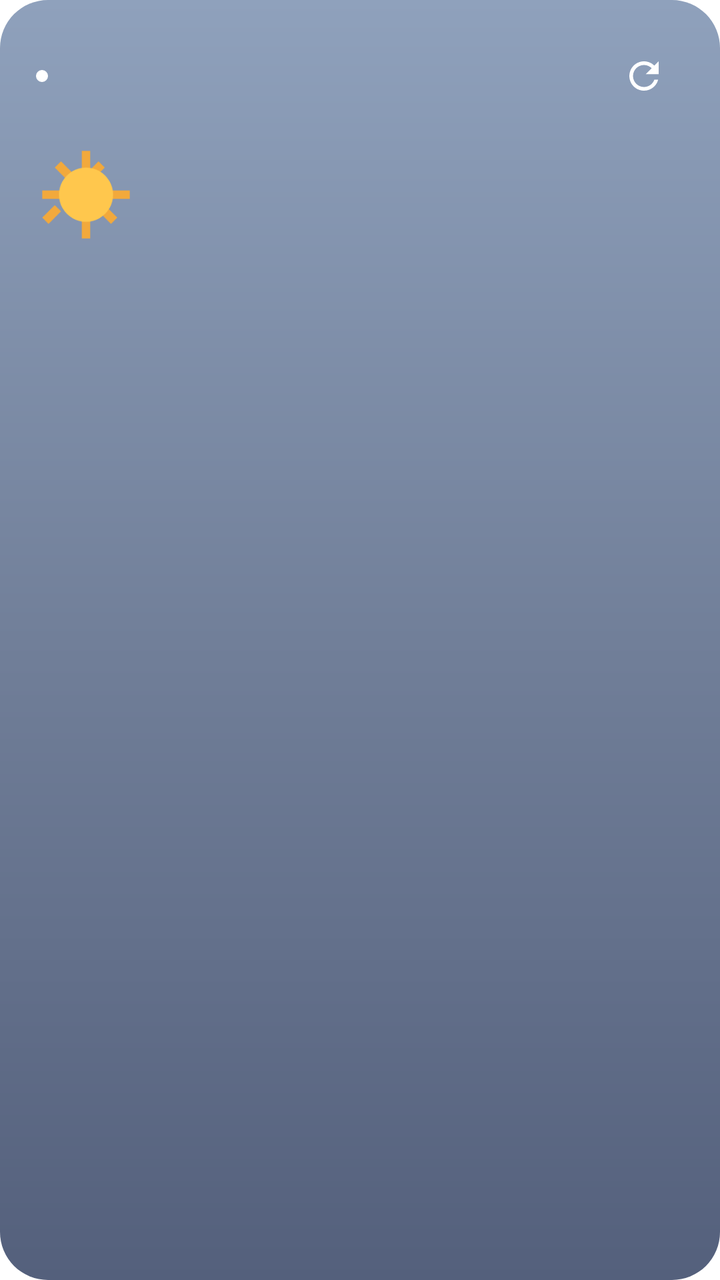
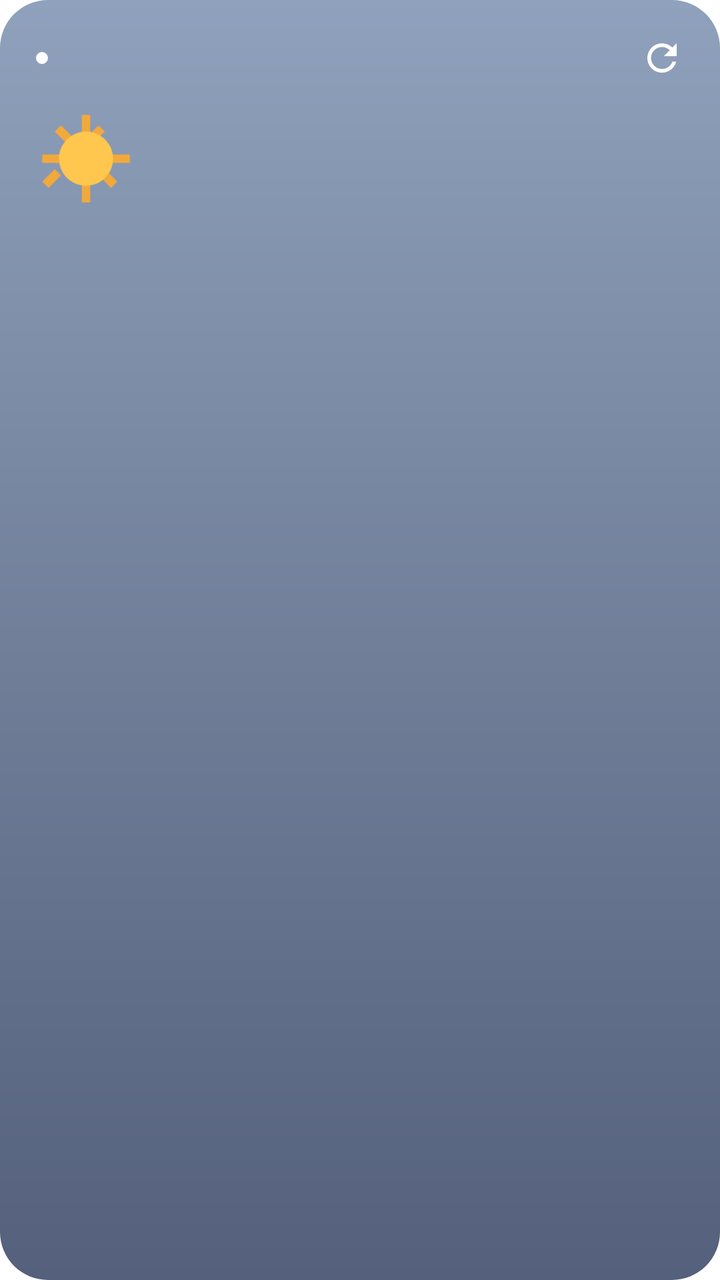

An Android layout rendered at two revisions. The XML below is the earlier revision; the diff shows what the commit changed to produce the second picture.
<!-- AndroidManifest.xml: fallback theme Theme.MaterialComponents.DayNight.NoActionBar -->
<!-- res/layout/weather_widget.xml -->
<?xml version="1.0" encoding="utf-8"?>
<FrameLayout xmlns:android="http://schemas.android.com/apk/res/android"
    android:id="@+id/widget_root"
    android:layout_width="match_parent"
    android:layout_height="match_parent">

    
    <ImageView
        android:id="@+id/widget_bg"
        android:layout_width="match_parent"
        android:layout_height="match_parent"
        android:scaleType="fitXY"
        android:src="@drawable/widget_bg_medium"
        android:contentDescription="@null" />

    <LinearLayout
        android:layout_width="match_parent"
        android:layout_height="match_parent"
        android:orientation="vertical"
        android:padding="18dp">

        
        <LinearLayout
            android:layout_width="match_parent"
            android:layout_height="wrap_content"
            android:orientation="horizontal"
            android:gravity="center_vertical">

            <ImageView
                android:id="@+id/w_dot"
                android:layout_width="6dp"
                android:layout_height="6dp"
                android:layout_marginEnd="6dp"
                android:src="@drawable/widget_dot"
                android:contentDescription="@null" />

            <TextView
                android:id="@+id/w_region"
                android:layout_width="0dp"
                android:layout_height="wrap_content"
                android:layout_weight="1"
                android:textColor="#FFFFFF"
                android:textSize="15sp"
                android:textStyle="bold"
                android:text="" />

            <TextView
                android:id="@+id/w_updated"
                android:layout_width="wrap_content"
                android:layout_height="wrap_content"
                android:layout_marginEnd="8dp"
                android:textColor="#B3FFFFFF"
                android:textSize="11sp"
                android:text="" />

            
            <FrameLayout
                android:id="@+id/w_refresh_touch"
                android:layout_width="40dp"
                android:layout_height="40dp">

                <ImageView
                    android:id="@+id/w_refresh"
                    android:layout_width="22dp"
                    android:layout_height="22dp"
                    android:layout_gravity="center"
                    android:src="@drawable/ic_refresh"
                    android:contentDescription="새로고침" />

                <ProgressBar
                    android:id="@+id/w_progress"
                    style="?android:attr/progressBarStyleSmall"
                    android:layout_width="22dp"
                    android:layout_height="22dp"
                    android:layout_gravity="center"
                    android:indeterminateTint="#FFFFFF"
                    android:visibility="gone" />
            </FrameLayout>
        </LinearLayout>

        
        <LinearLayout
            android:id="@+id/widget_content"
            android:layout_width="match_parent"
            android:layout_height="wrap_content"
            android:orientation="vertical">

            <LinearLayout
                android:layout_width="match_parent"
                android:layout_height="wrap_content"
                android:orientation="horizontal"
                android:gravity="center_vertical"
                android:layout_marginTop="10dp">

                <ImageView
                    android:id="@+id/w_icon"
                    android:layout_width="50dp"
                    android:layout_height="50dp"
                    android:src="@drawable/ic_w_sun"
                    android:contentDescription="@null" />

                <TextView
                    android:id="@+id/w_temp"
                    android:layout_width="wrap_content"
                    android:layout_height="wrap_content"
                    android:layout_marginStart="10dp"
                    android:textColor="#FFFFFF"
                    android:textSize="44sp"
                    android:text="" />

                <LinearLayout
                    android:layout_width="0dp"
                    android:layout_height="wrap_content"
                    android:layout_weight="1"
                    android:orientation="vertical"
                    android:gravity="end">

                    <TextView
                        android:id="@+id/w_condition"
                        android:layout_width="wrap_content"
                        android:layout_height="wrap_content"
                        android:textColor="#FFFFFF"
                        android:textSize="14sp"
                        android:textStyle="bold"
                        android:text="" />

                    <TextView
                        android:id="@+id/w_minmax"
                        android:layout_width="wrap_content"
                        android:layout_height="wrap_content"
                        android:layout_marginTop="2dp"
                        android:textColor="#BFFFFFFF"
                        android:textSize="12sp"
                        android:text="" />

                    <TextView
                        android:id="@+id/w_pop"
                        android:layout_width="wrap_content"
                        android:layout_height="wrap_content"
                        android:layout_marginTop="2dp"
                        android:textColor="#FFFFFF"
                        android:textSize="12sp"
                        android:textStyle="bold"
                        android:text="" />
                </LinearLayout>
            </LinearLayout>

            <LinearLayout
                android:layout_width="match_parent"
                android:layout_height="wrap_content"
                android:orientation="horizontal"
                android:layout_marginTop="14dp"
                android:weightSum="5">

                <LinearLayout style="@style/WidgetHourSlot">
                    <TextView android:id="@+id/h0_label" style="@style/WidgetHourLabel" />
                    <ImageView android:id="@+id/h0_icon" style="@style/WidgetHourIcon" />
                    <TextView android:id="@+id/h0_temp" style="@style/WidgetHourTemp" />
                </LinearLayout>
                <LinearLayout style="@style/WidgetHourSlot">
                    <TextView android:id="@+id/h1_label" style="@style/WidgetHourLabel" />
                    <ImageView android:id="@+id/h1_icon" style="@style/WidgetHourIcon" />
                    <TextView android:id="@+id/h1_temp" style="@style/WidgetHourTemp" />
                </LinearLayout>
                <LinearLayout style="@style/WidgetHourSlot">
                    <TextView android:id="@+id/h2_label" style="@style/WidgetHourLabel" />
                    <ImageView android:id="@+id/h2_icon" style="@style/WidgetHourIcon" />
                    <TextView android:id="@+id/h2_temp" style="@style/WidgetHourTemp" />
                </LinearLayout>
                <LinearLayout style="@style/WidgetHourSlot">
                    <TextView android:id="@+id/h3_label" style="@style/WidgetHourLabel" />
                    <ImageView android:id="@+id/h3_icon" style="@style/WidgetHourIcon" />
                    <TextView android:id="@+id/h3_temp" style="@style/WidgetHourTemp" />
                </LinearLayout>
                <LinearLayout style="@style/WidgetHourSlot">
                    <TextView android:id="@+id/h4_label" style="@style/WidgetHourLabel" />
                    <ImageView android:id="@+id/h4_icon" style="@style/WidgetHourIcon" />
                    <TextView android:id="@+id/h4_temp" style="@style/WidgetHourTemp" />
                </LinearLayout>
            </LinearLayout>
        </LinearLayout>

        <TextView
            android:id="@+id/widget_message"
            android:layout_width="match_parent"
            android:layout_height="wrap_content"
            android:layout_marginTop="20dp"
            android:gravity="center"
            android:textColor="#FFFFFF"
            android:textSize="14sp"
            android:visibility="gone"
            android:text="" />
    </LinearLayout>
</FrameLayout>
<!-- resources referenced by this layout -->
<resources>
  <!-- drawable ic_refresh (drawable) -->
  <vector xmlns:android="http://schemas.android.com/apk/res/android"
      android:width="20dp" android:height="20dp"
      android:viewportWidth="24" android:viewportHeight="24"
      android:tint="#FFFFFF">
      <path android:fillColor="#FFFFFF"
          android:pathData="M17.65,6.35C16.2,4.9 14.21,4 12,4c-4.42,0 -7.99,3.58 -7.99,8s3.57,8 7.99,8c3.73,0 6.84,-2.55 7.73,-6h-2.08c-0.82,2.33 -3.04,4 -5.65,4 -3.31,0 -6,-2.69 -6,-6s2.69,-6 6,-6c1.66,0 3.14,0.69 4.22,1.78L13,11h7V4l-2.35,2.35z"/>
  </vector>
  <!-- drawable ic_w_sun (drawable) -->
  <vector xmlns:android="http://schemas.android.com/apk/res/android"
      android:width="48dp" android:height="48dp"
      android:viewportWidth="48" android:viewportHeight="48">
      <group android:name="rays">
          <path android:fillColor="#F2A93C" android:pathData="M22,3h4v9h-4z"/>
          <path android:fillColor="#F2A93C" android:pathData="M22,36h4v9h-4z"/>
          <path android:fillColor="#F2A93C" android:pathData="M3,22h9v4h-9z"/>
          <path android:fillColor="#F2A93C" android:pathData="M36,22h9v4h-9z"/>
          <path android:fillColor="#F2A93C" android:pathData="M9,11l3,-3l6,6l-3,3z"/>
          <path android:fillColor="#F2A93C" android:pathData="M30,32l3,-3l6,6l-3,3z"/>
          <path android:fillColor="#F2A93C" android:pathData="M33,11l-3,-3l-6,6l3,3z"/>
          <path android:fillColor="#F2A93C" android:pathData="M12,32l-3,-3l-6,6l3,3z"/>
      </group>
      <path android:fillColor="#FFC74D" android:pathData="M24,11a13,13 0 1,0 0.01,0z"/>
  </vector>
  <!-- drawable widget_bg_medium (drawable) -->
  <?xml version="1.0" encoding="utf-8"?>
  <shape xmlns:android="http://schemas.android.com/apk/res/android" android:shape="rectangle">
      <corners android:radius="24dp" />
      <gradient
          android:angle="290"
          android:startColor="#8FA1BC"
          android:centerColor="#717F99"
          android:endColor="#54607C"
          android:type="linear" />
  </shape>
  <!-- drawable widget_dot (drawable) -->
  <?xml version="1.0" encoding="utf-8"?>
  <shape xmlns:android="http://schemas.android.com/apk/res/android" android:shape="oval">
      <solid android:color="#FFFFFF" />
      <size android:width="6dp" android:height="6dp" />
  </shape>
  <style name="WidgetHourIcon">
          <item name="android:layout_width">22dp</item>
          <item name="android:layout_height">22dp</item>
          <item name="android:layout_marginTop">4dp</item>
          <item name="android:layout_marginBottom">4dp</item>
          <item name="android:contentDescription">@null</item>
      </style>
  <style name="WidgetHourLabel">
          <item name="android:layout_width">wrap_content</item>
          <item name="android:layout_height">wrap_content</item>
          <item name="android:textColor">#B3FFFFFF</item>
          <item name="android:textSize">11sp</item>
      </style>
  <style name="WidgetHourSlot">
          <item name="android:layout_width">0dp</item>
          <item name="android:layout_height">wrap_content</item>
          <item name="android:layout_weight">1</item>
          <item name="android:orientation">vertical</item>
          <item name="android:gravity">center_horizontal</item>
      </style>
  <style name="WidgetHourTemp">
          <item name="android:layout_width">wrap_content</item>
          <item name="android:layout_height">wrap_content</item>
          <item name="android:textColor">#FFFFFF</item>
          <item name="android:textSize">13sp</item>
          <item name="android:textStyle">bold</item>
      </style>
</resources>

<!-- the commit's change to res/layout/weather_widget.xml (unified diff, before → after) -->
@@ -53,29 +53,20 @@
                 android:textSize="11sp"
                 android:text="" />
 
-            
-            <FrameLayout
-                android:id="@+id/w_refresh_touch"
-                android:layout_width="40dp"
-                android:layout_height="40dp">
+            <ImageView
+                android:id="@+id/w_refresh"
+                android:layout_width="22dp"
+                android:layout_height="22dp"
+                android:src="@drawable/ic_refresh"
+                android:contentDescription="새로고침" />
 
-                <ImageView
-                    android:id="@+id/w_refresh"
-                    android:layout_width="22dp"
-                    android:layout_height="22dp"
-                    android:layout_gravity="center"
-                    android:src="@drawable/ic_refresh"
-                    android:contentDescription="새로고침" />
-
-                <ProgressBar
-                    android:id="@+id/w_progress"
-                    style="?android:attr/progressBarStyleSmall"
-                    android:layout_width="22dp"
-                    android:layout_height="22dp"
-                    android:layout_gravity="center"
-                    android:indeterminateTint="#FFFFFF"
-                    android:visibility="gone" />
-            </FrameLayout>
+            <ProgressBar
+                android:id="@+id/w_progress"
+                style="?android:attr/progressBarStyleSmall"
+                android:layout_width="22dp"
+                android:layout_height="22dp"
+                android:indeterminateTint="#FFFFFF"
+                android:visibility="gone" />
         </LinearLayout>
 
         
@@ -191,4 +182,13 @@
             android:visibility="gone"
             android:text="" />
     </LinearLayout>
+
+    
+    <FrameLayout
+        android:id="@+id/w_refresh_touch"
+        android:layout_width="40dp"
+        android:layout_height="40dp"
+        android:layout_gravity="top|end"
+        android:layout_marginTop="9dp"
+        android:layout_marginEnd="9dp" />
 </FrameLayout>
<!-- resource entries referenced after the edit -->
@@ -22,7 +22,7 @@
           <path android:fillColor="#F2A93C" android:pathData="M33,11l-3,-3l-6,6l3,3z"/>
           <path android:fillColor="#F2A93C" android:pathData="M12,32l-3,-3l-6,6l3,3z"/>
       </group>
-      <path android:fillColor="#FFC74D" android:pathData="M24,11a13,13 0 1,0 0.01,0z"/>
+      <path android:fillColor="#FFC74D" android:pathData="M24,11 a13,13 0 1,0 0,26 a13,13 0 1,0 0,-26 z"/>
   </vector>
   <!-- drawable widget_bg_medium (drawable) -->
   <?xml version="1.0" encoding="utf-8"?>
